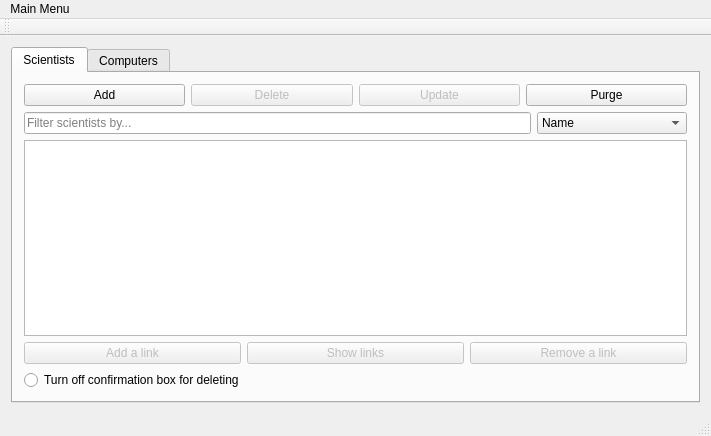
editomars/VLN1_h22, file vika3/adalgluggi.ui: the form before one commit.
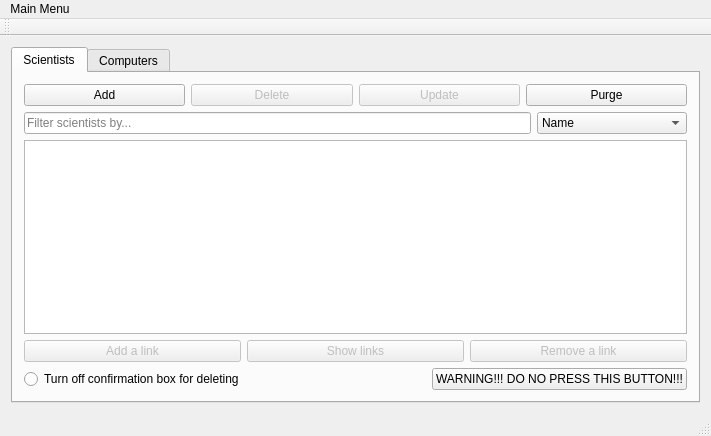
The form after the commit.

Commit message: Setti inn warning takka

What changed in the file:
```diff
--- a/vika3/adalgluggi.ui
+++ b/vika3/adalgluggi.ui
@@ -202,11 +202,41 @@
          </layout>
         </item>
         <item>
+         <layout class="QHBoxLayout" name="horizontalLayout_6">
+          <item>
          <widget class="QRadioButton" name="radiobutton_delete_confirmation">
           <property name="text">
            <string>Turn off confirmation box for deleting</string>
           </property>
          </widget>
+          </item>
+          <item>
+           <spacer name="horizontalSpacer">
+            <property name="orientation">
+             <enum>Qt::Horizontal</enum>
+            </property>
+            <property name="sizeHint" stdset="0">
+             <size>
+              <width>40</width>
+              <height>20</height>
+             </size>
+            </property>
+           </spacer>
+          </item>
+          <item>
+           <widget class="QPushButton" name="button_warning">
+            <property name="sizePolicy">
+             <sizepolicy hsizetype="Fixed" vsizetype="Fixed">
+              <horstretch>0</horstretch>
+              <verstretch>0</verstretch>
+             </sizepolicy>
+            </property>
+            <property name="text">
+             <string>WARNING!!! DO NO PRESS THIS BUTTON!!!</string>
+            </property>
+           </widget>
+          </item>
+         </layout>
         </item>
        </layout>
       </widget>
```
Lines whose indentation alone changed are shown as unchanged. The commit also changes 6 other files.
